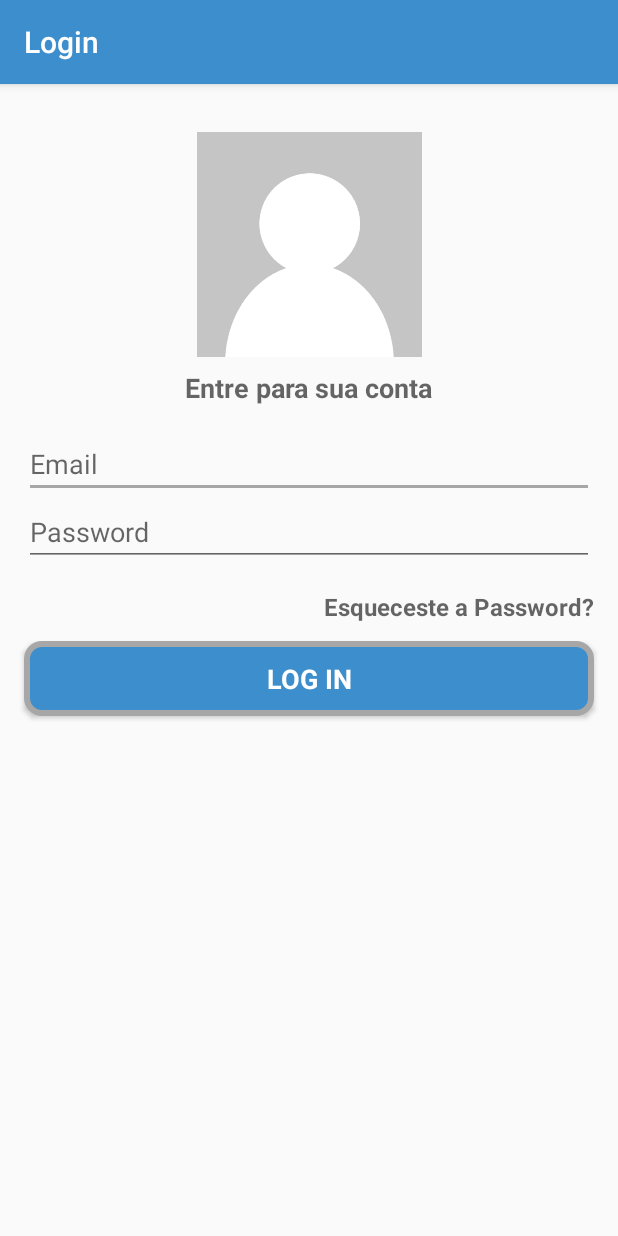
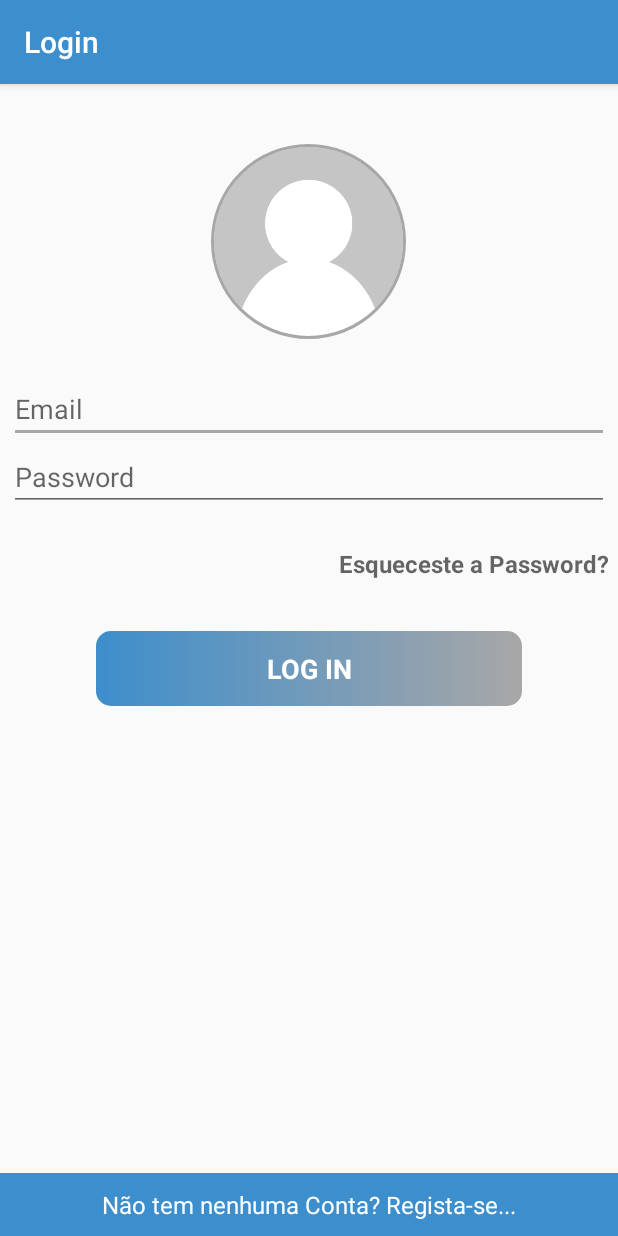
Before and after one commit to Walsonmorais/GestorDeContedosDidticos, an Android app: the Activity_Login screen opened directly, with no data from a screen before it, on a phone screen of 412 x 824 dp. Run offline under Robolectric (Android 15) with nearby library versions, the phone set to English and light mode, and no system bars; our stand-ins replace CircleImageView, Firebase (no records; nobody signed in at launch, a user with empty details on screens opened directly).

Commit message:
Design Modifications and Others Actualization...

```diff
--- a/app/src/main/java/com/buka/gestordecontedosdidticos/Activity_Login.java
+++ b/app/src/main/java/com/buka/gestordecontedosdidticos/Activity_Login.java
@@ -27,13 +27,16 @@ import com.google.firebase.database.ValueEventListener;
 
 public class Activity_Login extends AppCompatActivity {
 
-    EditText edit_email;
-    EditText edit_password;
-    TextView text_forget_password;
-    Button btn_login;
-    FirebaseAuth firebaseAuth;
-    ProgressDialog progressDialog;
-    Dialog addItemDialog;
+    private EditText edit_email;
+    private EditText edit_password;
+    private TextView text_register;
+    private TextView text_forget_password;
+    private Button btn_login;
+    private FirebaseAuth firebaseAuth;
+
+    private ProgressDialog progressDialog;
+    private Dialog addItemDialog;
+
 
     DatabaseReference reference;
 
@@ -46,9 +49,21 @@ public class Activity_Login extends AppCompatActivity {
         edit_password = findViewById(R.id.edit_password);
         text_forget_password = findViewById(R.id.text_forget_password);
         btn_login = findViewById(R.id.btn_login);
+        text_register = findViewById(R.id.text_register);
 
         firebaseAuth = FirebaseAuth.getInstance();
         progressDialog = new ProgressDialog(this);
+
+
+        text_register.setOnClickListener(new View.OnClickListener() {
+            @Override
+            public void onClick(View v) {
+
+                startActivity (new Intent(Activity_Login.this, Activity_Register.class));
+
+
+            }
+        });
 
         btn_login.setOnClickListener(new View.OnClickListener() {
             @Override
--- a/app/src/main/java/com/buka/gestordecontedosdidticos/Activity_Menu.java
+++ b/app/src/main/java/com/buka/gestordecontedosdidticos/Activity_Menu.java
@@ -206,9 +206,6 @@ public class Activity_Menu extends AppCompatActivity implements NavigationView.O
         } else if (id == R.id.nav_favorite) {
             Toast.makeText(this, "Favorite", Toast.LENGTH_SHORT).show();
 
-        } else if (id == R.id.nav_books) {
-            Toast.makeText(this, "Books", Toast.LENGTH_SHORT).show();
-
         } else if (id == R.id.nav_share_app ){
             Toast.makeText(this, "Share App", Toast.LENGTH_SHORT).show();
 
--- a/app/src/main/res/drawable/background_style_button.xml
+++ b/app/src/main/res/drawable/background_style_button.xml
@@ -5,13 +5,10 @@
             <corners android:radius="10dp"/>
             <solid android:color="@color/colorPrimary"/>
             <size android:height="50dp"/>
-            <stroke android:width="4dp"
-                android:color="@color/colorAccent"/>
-
 
             <gradient
                 android:startColor="@color/colorPrimary"
-                android:endColor="@color/colorPrimary"/>
+                android:endColor="@color/colorAccent"/>
         </shape>
     </item>
 </selector>
--- /dev/null
+++ b/app/src/main/res/drawable/shape_rectangle_login.xml
@@ -0,0 +1,7 @@
+<?xml version="1.0" encoding="utf-8"?>
+<shape xmlns:android="http://schemas.android.com/apk/res/android">
+
+
+    <solid android:color="@color/colorPrimary"></solid>
+
+</shape>
--- a/app/src/main/res/layout/activity_login.xml
+++ b/app/src/main/res/layout/activity_login.xml
@@ -1,5 +1,6 @@
 <?xml version="1.0" encoding="utf-8"?>
-<android.support.constraint.ConstraintLayout xmlns:android="http://schemas.android.com/apk/res/android"
+<RelativeLayout
+    xmlns:android="http://schemas.android.com/apk/res/android"
     xmlns:app="http://schemas.android.com/apk/res-auto"
     xmlns:tools="http://schemas.android.com/tools"
     android:layout_width="match_parent"
@@ -8,91 +9,90 @@
     tools:context=".Activity_Login">
 
 
-    <ImageView
+    <de.hdodenhof.circleimageview.CircleImageView
         android:id="@+id/imageView11"
-        android:layout_width="150dp"
-        android:layout_height="150dp"
-        android:layout_marginTop="32dp"
-        android:layout_marginBottom="8dp"
-        app:layout_constraintBottom_toTopOf="@+id/textView2"
-        app:layout_constraintEnd_toEndOf="parent"
-        app:layout_constraintStart_toStartOf="parent"
-        app:layout_constraintTop_toTopOf="parent"
-        app:layout_constraintVertical_chainStyle="spread"
-        app:srcCompat="@drawable/image_user_offline" />
+        android:layout_width="130dp"
+        android:layout_height="130dp"
+        android:layout_marginTop="40dp"
+        android:layout_centerHorizontal="true"
+        app:civ_border_width="2dp"
+        android:layout_marginBottom="24dp"
+        app:civ_border_color="@color/colorAccent"
+        android:src="@drawable/image_user_offline" />
 
-    <TextView
-        android:id="@+id/textView2"
-        android:layout_width="wrap_content"
-        android:layout_height="wrap_content"
-        android:layout_marginBottom="16dp"
-        android:text="@string/text_enter_account"
-        android:textAppearance="@style/TextAppearance.AppCompat.Medium"
-        android:textStyle="bold"
-        app:layout_constraintBottom_toTopOf="@+id/edit_email"
-        app:layout_constraintEnd_toEndOf="parent"
-        app:layout_constraintStart_toStartOf="parent"
-        app:layout_constraintTop_toBottomOf="@+id/imageView11" />
+
 
     <EditText
         android:id="@+id/edit_email"
-        android:layout_width="0dp"
+        android:layout_width="match_parent"
         android:layout_height="wrap_content"
-        android:layout_marginStart="16dp"
-        android:layout_marginEnd="16dp"
+        android:layout_marginStart="6dp"
+        android:layout_marginEnd="6dp"
         android:hint="@string/hint_email"
         android:inputType="textEmailAddress"
         android:textAppearance="@style/TextAppearance.AppCompat.Medium"
-        android:textColor="@color/colorAccent"
-        app:layout_constraintBottom_toTopOf="@+id/edit_password"
-        app:layout_constraintEnd_toEndOf="parent"
-        app:layout_constraintStart_toStartOf="parent"
-        app:layout_constraintTop_toBottomOf="@+id/textView2"
-        app:layout_constraintVertical_chainStyle="packed" />
+        android:layout_below="@id/imageView11"/>
 
     <EditText
         android:id="@+id/edit_password"
-        android:layout_width="0dp"
+        android:layout_width="match_parent"
         android:layout_height="wrap_content"
-        android:layout_marginStart="16dp"
-        android:layout_marginEnd="16dp"
+        android:layout_marginStart="6dp"
+        android:layout_marginEnd="6dp"
         android:layout_marginBottom="16dp"
         android:hint="@string/hint_password"
         android:textAppearance="@style/TextAppearance.AppCompat.Medium"
         android:textColor="@color/colorAccent"
-        app:layout_constraintBottom_toTopOf="@+id/text_forget_password"
-        app:layout_constraintEnd_toEndOf="parent"
-        app:layout_constraintStart_toStartOf="parent"
-        app:layout_constraintTop_toBottomOf="@+id/edit_email" />
+        android:layout_below="@id/edit_email" />
 
     <TextView
         android:id="@+id/text_forget_password"
         android:layout_width="wrap_content"
         android:layout_height="wrap_content"
-        android:layout_marginEnd="16dp"
+        android:layout_marginEnd="6dp"
         android:text="@string/text_forget_password"
-        android:textAllCaps="false"
         android:textAppearance="@style/TextAppearance.AppCompat.Medium"
         android:textSize="16sp"
         android:textStyle="bold"
-        app:layout_constraintBottom_toTopOf="@+id/btn_login"
-        app:layout_constraintEnd_toEndOf="parent"
-        app:layout_constraintTop_toBottomOf="@+id/edit_password" />
+        android:layout_marginTop="8dp"
+        android:layout_marginBottom="16dp"
+        android:layout_below="@id/edit_password"
+        android:layout_alignParentEnd="true"/>
+
+
 
     <Button
         android:id="@+id/btn_login"
-        android:layout_width="0dp"
+        android:layout_width="match_parent"
         android:layout_height="wrap_content"
-        android:layout_marginStart="16dp"
-        android:layout_marginTop="12dp"
-        android:layout_marginEnd="16dp"
+        android:layout_marginStart="64dp"
+        android:layout_marginEnd="64dp"
+        android:layout_marginTop="18dp"
         android:background="@drawable/background_style_button"
         android:text="@string/button_login"
         android:textAppearance="@style/TextAppearance.AppCompat.Medium"
         android:textColor="@color/extraColor"
-        android:textStyle="bold"
-        app:layout_constraintEnd_toEndOf="parent"
-        app:layout_constraintStart_toStartOf="parent"
-        app:layout_constraintTop_toBottomOf="@+id/text_forget_password" />
+        android:layout_below="@id/text_forget_password"
+        android:textStyle="bold" />
 
-</android.support.constraint.ConstraintLayout>
+    <LinearLayout
+        android:id="@+id/linear_layout_Register"
+        android:layout_width="match_parent"
+        android:layout_height="wrap_content"
+        android:layout_alignParentBottom="true"
+        android:background="@drawable/shape_rectangle_login">
+
+    <TextView
+        android:id="@+id/text_register"
+        android:layout_width="match_parent"
+        android:layout_height="match_parent"
+        android:textSize="16dp"
+        android:layout_margin="10dp"
+        android:textColor="@color/extraColor"
+      android:gravity="center"
+        android:text="Não tem nenhuma Conta? Regista-se..."/>
+
+    </LinearLayout>
+
+
+</RelativeLayout>
--- a/app/src/main/res/layout/activity_menu.xml
+++ b/app/src/main/res/layout/activity_menu.xml
@@ -38,7 +38,8 @@
             android:layout_width="match_parent"
             android:layout_height="wrap_content"
             app:tabMode="fixed"
-            app:tabGravity="fill" />
+            app:tabGravity="fill"
+            app:tabIconTint="@color/colorPrimary"/>
 
     </LinearLayout>
 
--- a/app/src/main/res/layout/fragment_home.xml
+++ b/app/src/main/res/layout/fragment_home.xml
@@ -5,7 +5,7 @@
     android:layout_width="match_parent"
     android:layout_height="match_parent"
     android:orientation="vertical"
-    tools:context=".fragments.ProfileFragment">
+    tools:context=".fragments.Fragment_Home">
 
     <RelativeLayout
         android:layout_width="match_parent"
@@ -29,7 +29,8 @@
             android:background="@drawable/shape_rectangle"
             android:orientation="vertical"
             android:layout_below="@+id/text_all_files"
-            android:layout_margin="10dp" />
+            android:layout_margin="10dp"
+            android:padding="5dp"/>
 
     </RelativeLayout>
 
--- a/app/src/main/res/menu/navigation.xml
+++ b/app/src/main/res/menu/navigation.xml
@@ -13,10 +13,6 @@
             android:title="Favorite"
             android:icon="@drawable/ic_save"/>
 
-        <item
-            android:id="@+id/nav_books"
-            android:title="Books"
-            android:icon="@drawable/image_book"/>
     </group>
 
     <item
--- a/app/src/main/res/values/colors.xml
+++ b/app/src/main/res/values/colors.xml
@@ -3,7 +3,6 @@
     <color name="colorPrimary">#3D8ECC</color>
     <color name="colorPrimaryDark">#4081B4</color>
     <color name="colorAccent">#A8A7A7</color>
-    <color name="loginColor">#FFFFFF</color>
     <color name="shapeColor">#E2E0E0</color>
     <color name="extraColor">#FFFFFF</color>
     <color name="colorBlack">#292626</color>
```
Also changed, not shown: app/src/main/java/com/buka/gestordecontedosdidticos/Activity_Register.java (+12 -0 lines), app/src/main/res/drawable/shape_rectangle_profile.xml (added, +9 -0 lines), app/src/main/res/layout/activity_profile.xml (+25 -4 lines), app/src/main/res/layout/activity_register.xml (+38 -33 lines), app/src/main/res/layout/fragment_add_file.xml (+25 -11 lines), app/src/main/res/layout/item_home.xml (+9 -1 lines), app/src/main/res/layout/layout_recover_password.xml (+7 -1 lines), app/src/main/res/layout/navigation_header.xml (+7 -4 lines).
